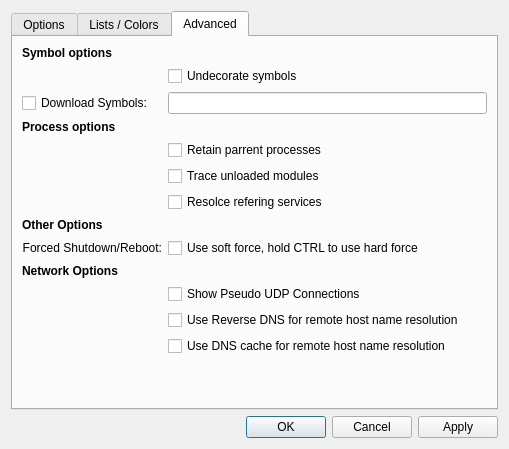
Old version of the form TaskExplorer/Forms/SettingsWindow.ui in the repository DavidXanatos/TaskExplorer.
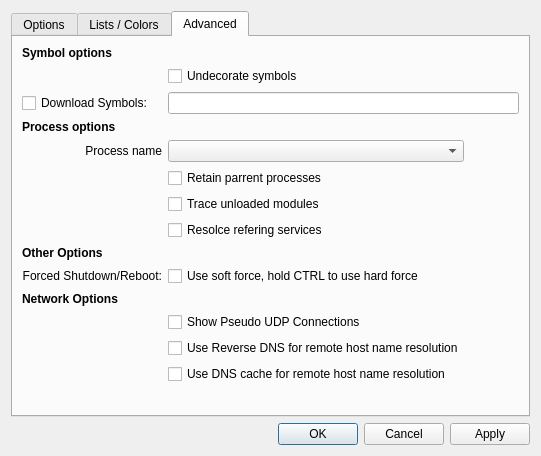
New version of the form. The open tabs and pages were chosen to show the change.

What changed in the file:
```diff
--- a/TaskExplorer/Forms/SettingsWindow.ui
+++ b/TaskExplorer/Forms/SettingsWindow.ui
@@ -6,8 +6,8 @@
    <rect>
     <x>0</x>
     <y>0</y>
-    <width>509</width>
-    <height>419</height>
+    <width>541</width>
+    <height>437</height>
    </rect>
   </property>
   <property name="sizePolicy">
@@ -401,20 +401,7 @@
         <layout class="QGridLayout" name="gridLayout_6">
          <item row="0" column="0">
           <layout class="QGridLayout" name="gridLayout_5">
-           <item row="13" column="1">
-            <spacer name="verticalSpacer_2">
-             <property name="orientation">
-              <enum>Qt::Vertical</enum>
-             </property>
-             <property name="sizeHint" stdset="0">
-              <size>
-               <width>20</width>
-               <height>40</height>
-              </size>
-             </property>
-            </spacer>
-           </item>
-           <item row="7" column="0">
+           <item row="8" column="0">
             <widget class="QLabel" name="label_17">
              <property name="font">
               <font>
@@ -427,30 +414,10 @@
              </property>
             </widget>
            </item>
-           <item row="8" column="1" colspan="2">
-            <widget class="QCheckBox" name="chkSoftForce">
+           <item row="6" column="1">
+            <widget class="QCheckBox" name="chkTraceDLLs">
              <property name="text">
-              <string>Use soft force, hold CTRL to use hard force</string>
-             </property>
-            </widget>
-           </item>
-           <item row="13" column="2">
-            <spacer name="horizontalSpacer_5">
-             <property name="orientation">
-              <enum>Qt::Horizontal</enum>
-             </property>
-             <property name="sizeHint" stdset="0">
-              <size>
-               <width>40</width>
-               <height>20</height>
-              </size>
-             </property>
-            </spacer>
-           </item>
-           <item row="12" column="1" colspan="2">
-            <widget class="QCheckBox" name="chkSmartDns">
-             <property name="text">
-              <string>Use DNS cache for remote host name resolution</string>
+              <string>Trace unloaded modules</string>
              </property>
             </widget>
            </item>
@@ -461,17 +428,37 @@
              </property>
             </widget>
            </item>
+           <item row="11" column="1">
+            <widget class="QCheckBox" name="chkUdpCons">
+             <property name="text">
+              <string>Show Pseudo UDP Connections</string>
+             </property>
+            </widget>
+           </item>
            <item row="2" column="1" colspan="2">
             <widget class="QLineEdit" name="symbolPath"/>
            </item>
-           <item row="6" column="1">
-            <widget class="QCheckBox" name="chkGetRefServices">
+           <item row="9" column="1" colspan="2">
+            <widget class="QCheckBox" name="chkSoftForce">
              <property name="text">
-              <string>Resolce refering services</string>
+              <string>Use soft force, hold CTRL to use hard force</string>
              </property>
             </widget>
            </item>
-           <item row="8" column="0">
+           <item row="0" column="0">
+            <widget class="QLabel" name="label_6">
+             <property name="font">
+              <font>
+               <weight>75</weight>
+               <bold>true</bold>
+              </font>
+             </property>
+             <property name="text">
+              <string>Symbol options</string>
+             </property>
+            </widget>
+           </item>
+           <item row="9" column="0">
             <widget class="QLabel" name="label_16">
              <property name="text">
               <string>Forced Shutdown/Reboot:</string>
@@ -481,7 +468,27 @@
              </property>
             </widget>
            </item>
-           <item row="9" column="0">
+           <item row="14" column="0">
+            <spacer name="horizontalSpacer">
+             <property name="orientation">
+              <enum>Qt::Horizontal</enum>
+             </property>
+             <property name="sizeHint" stdset="0">
+              <size>
+               <width>40</width>
+               <height>20</height>
+              </size>
+             </property>
+            </spacer>
+           </item>
+           <item row="5" column="1">
+            <widget class="QCheckBox" name="chkParents">
+             <property name="text">
+              <string>Retain parrent processes</string>
+             </property>
+            </widget>
+           </item>
+           <item row="10" column="0">
             <widget class="QLabel" name="label_41">
              <property name="font">
               <font>
@@ -494,6 +501,26 @@
              </property>
             </widget>
            </item>
+           <item row="14" column="2">
+            <spacer name="horizontalSpacer_5">
+             <property name="orientation">
+              <enum>Qt::Horizontal</enum>
+             </property>
+             <property name="sizeHint" stdset="0">
+              <size>
+               <width>40</width>
+               <height>20</height>
+              </size>
+             </property>
+            </spacer>
+           </item>
+           <item row="13" column="1" colspan="2">
+            <widget class="QCheckBox" name="chkSmartDns">
+             <property name="text">
+              <string>Use DNS cache for remote host name resolution</string>
+             </property>
+            </widget>
+           </item>
            <item row="3" column="0">
             <widget class="QLabel" name="label_7">
              <property name="font">
@@ -507,39 +534,6 @@
              </property>
             </widget>
            </item>
-           <item row="0" column="0">
-            <widget class="QLabel" name="label_6">
-             <property name="font">
-              <font>
-               <weight>75</weight>
-               <bold>true</bold>
-              </font>
-             </property>
-             <property name="text">
-              <string>Symbol options</string>
-             </property>
-            </widget>
-           </item>
-           <item row="10" column="1">
-            <widget class="QCheckBox" name="chkUdpCons">
-             <property name="text">
-              <string>Show Pseudo UDP Connections</string>
-             </property>
-            </widget>
-           </item>
-           <item row="13" column="0">
-            <spacer name="horizontalSpacer">
-             <property name="orientation">
-              <enum>Qt::Horizontal</enum>
-             </property>
-             <property name="sizeHint" stdset="0">
-              <size>
-               <width>40</width>
-               <height>20</height>
-              </size>
-             </property>
-            </spacer>
-           </item>
            <item row="1" column="1">
             <widget class="QCheckBox" name="chkUndecorate">
              <property name="text">
@@ -547,24 +541,43 @@
              </property>
             </widget>
            </item>
-           <item row="5" column="1">
-            <widget class="QCheckBox" name="chkTraceDLLs">
+           <item row="7" column="1">
+            <widget class="QCheckBox" name="chkGetRefServices">
              <property name="text">
-              <string>Trace unloaded modules</string>
+              <string>Resolce refering services</string>
              </property>
             </widget>
            </item>
-           <item row="11" column="1">
+           <item row="12" column="1">
             <widget class="QCheckBox" name="chkReverseDns">
              <property name="text">
               <string>Use Reverse DNS for remote host name resolution</string>
              </property>
             </widget>
            </item>
+           <item row="14" column="1">
+            <spacer name="verticalSpacer_2">
+             <property name="orientation">
+              <enum>Qt::Vertical</enum>
+             </property>
+             <property name="sizeHint" stdset="0">
+              <size>
+               <width>20</width>
+               <height>40</height>
+              </size>
+             </property>
+            </spacer>
+           </item>
            <item row="4" column="1">
-            <widget class="QCheckBox" name="chkParents">
+            <widget class="QComboBox" name="processName"/>
+           </item>
+           <item row="4" column="0">
+            <widget class="QLabel" name="label_14">
              <property name="text">
-              <string>Retain parrent processes</string>
+              <string>Process name</string>
+             </property>
+             <property name="alignment">
+              <set>Qt::AlignRight|Qt::AlignTrailing|Qt::AlignVCenter</set>
              </property>
             </widget>
            </item>
```
Left out of the diff: 170 changed lines with no effect on the pictures.
